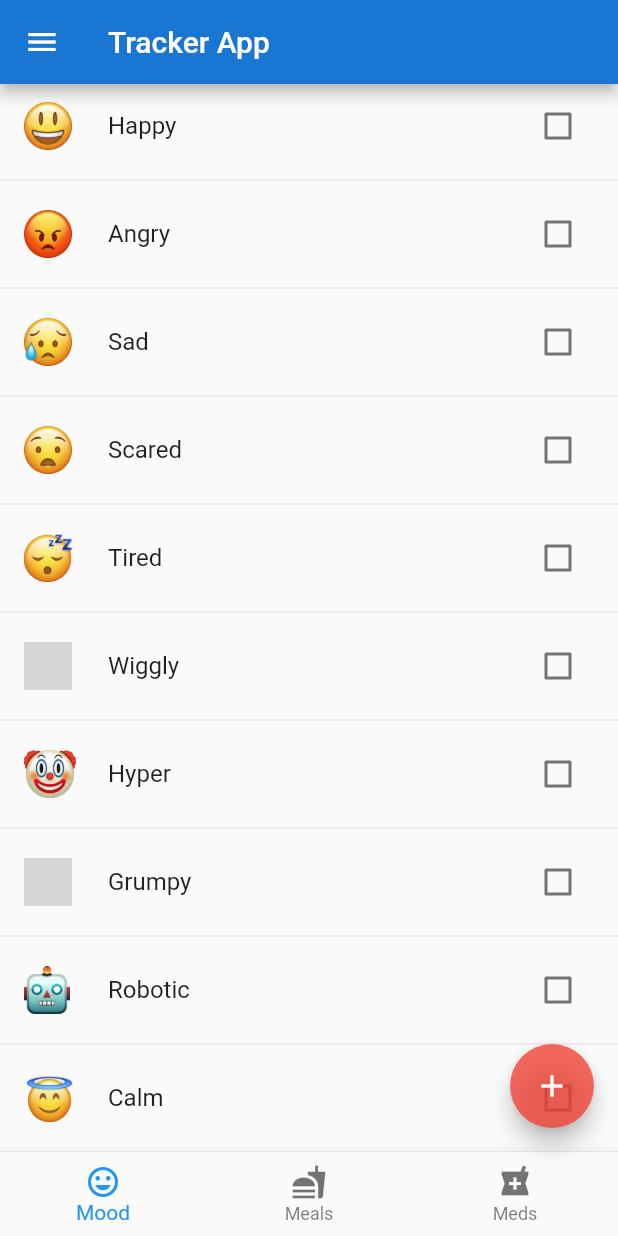
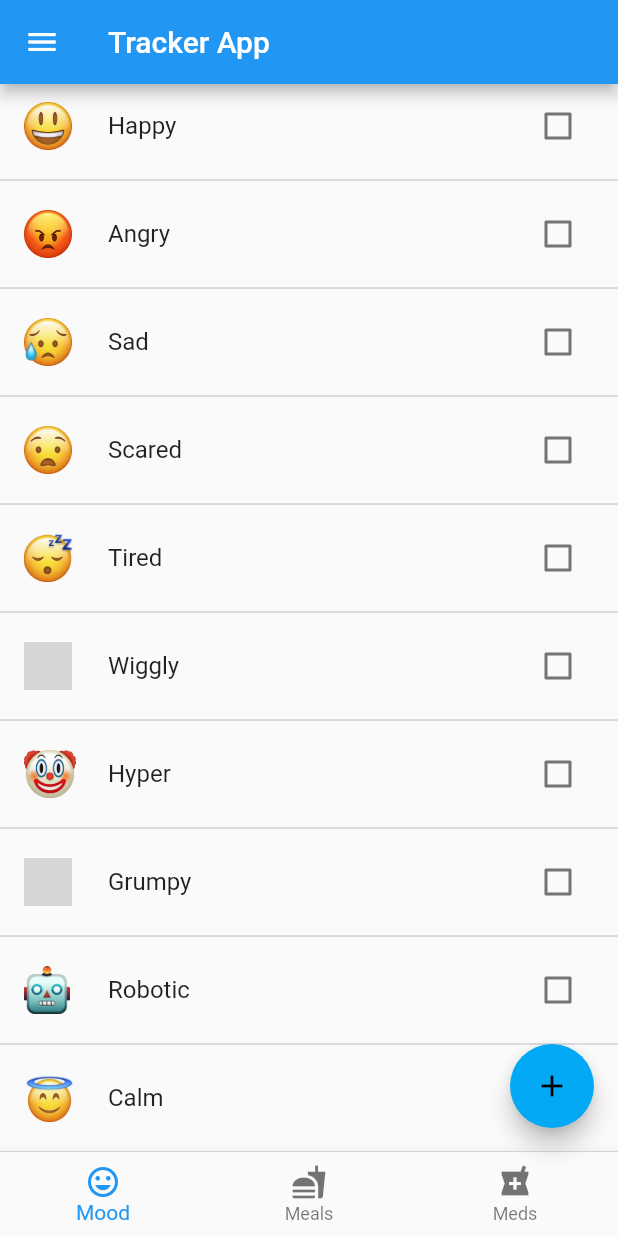
Before and after one commit to aawhitfield/mood_app, a Flutter app: the screen it shows after launch, on a phone screen of 412 x 824 dp. Run offline on Flutter 3.47's test engine with Material 2 defaults, Android fonts, the phone set to English and light mode, and no system bars; our stand-ins replace shared_preferences; missing offline and left inert: platform_aware; project files that could hold a hidden picture were left out; grey boxes are pictures that could not be loaded.

Commit message:
Standardized styles ToDO: Need to implement drawer

```diff
--- a/lib/main.dart
+++ b/lib/main.dart
@@ -24,9 +24,19 @@ class MyApp extends StatelessWidget {
         // or simply save your changes to "hot reload" in a Flutter IDE).
         // Notice that the counter didn't reset back to zero; the application
         // is not restarted.
-        primaryColor: Colors.blue.shade700,
+        primaryColor: Colors.blue.shade500,
         //accentColor: Colors.red.withAlpha(200),
-        accentColor: Colors.teal[500],
+        accentColor: Colors.lightBlue[500], //Colors.teal[500],
+        primaryColorDark: Colors.blue.shade700,
+        primaryColorLight: Colors.blue.shade100,
+        iconTheme: IconThemeData(
+          color: Colors.white,
+        ),
+        dividerColor: Colors.grey.shade400,
+
+
+
+
         fontFamily: Theme.of(context).platform == TargetPlatform.iOS
             ? 'SF-Pro-Text'
             : 'Roboto',
@@ -382,7 +392,6 @@ class MyHomePageState extends State<MyHomePage> {
 
       //setState(() {
         //_getEmotionsPreferences().then(updateEmotions);
-        print(todaysEmotions);
         todaysEmotions.length > 0 ? _askuser() : null;
      // });
     }
@@ -394,7 +403,12 @@ class MyHomePageState extends State<MyHomePage> {
     }
 
 
+    void _displayMenu()
+    {
+      setState(() {
 
+      });
+    }
 
 
     // This method is rerun every time setState is called, for instance as done
@@ -407,7 +421,11 @@ class MyHomePageState extends State<MyHomePage> {
       appBar: AppBar(
         // Here we take the value from the MyHomePage object that was created by
         // the App.build method, and use it to set our appbar title.
-        leading: Icon(Icons.menu),
+        leading: new IconButton(
+            icon: Icon(Icons.menu),
+            onPressed: _displayMenu,
+        ),
+
         title: Text(widget.title),
       ),
       body: tabs[_currentIndex],
@@ -443,7 +461,7 @@ class MyHomePageState extends State<MyHomePage> {
           onButtonPressed();
         },
         child: Icon(Icons.add),
-        backgroundColor: Colors.red.withAlpha(200),
+        //backgroundColor: Theme.of(context).primaryColor,//Colors.red.withAlpha(200),
       ), // This trailing comma makes auto-formatting nicer for build methods.
     );
   }
@@ -467,8 +485,6 @@ class MyHomePageState extends State<MyHomePage> {
     setState(() {
       notesText = text;
       todaysEmotions.clear();
-      print(todaysEmotions);
-      print(notesText);
       notesController.clear();
     });
   }
@@ -564,7 +580,6 @@ class MyHomePageState extends State<MyHomePage> {
       onTap: () {
         setState(() {
           emotionSelected ? todaysEmotions.remove(emotion) : todaysEmotions.add(emotion);
-          print(todaysEmotions);
 
         });
       },
@@ -573,9 +588,7 @@ class MyHomePageState extends State<MyHomePage> {
           onChanged: (bool newValue) {
             setState(() {
               newValue ? todaysEmotions.add(emotion) : todaysEmotions.remove(emotion);
-              print(emotionSelected);
               emotionSelected = newValue;
-              print(emotionSelected);
 
             });
           }
```
